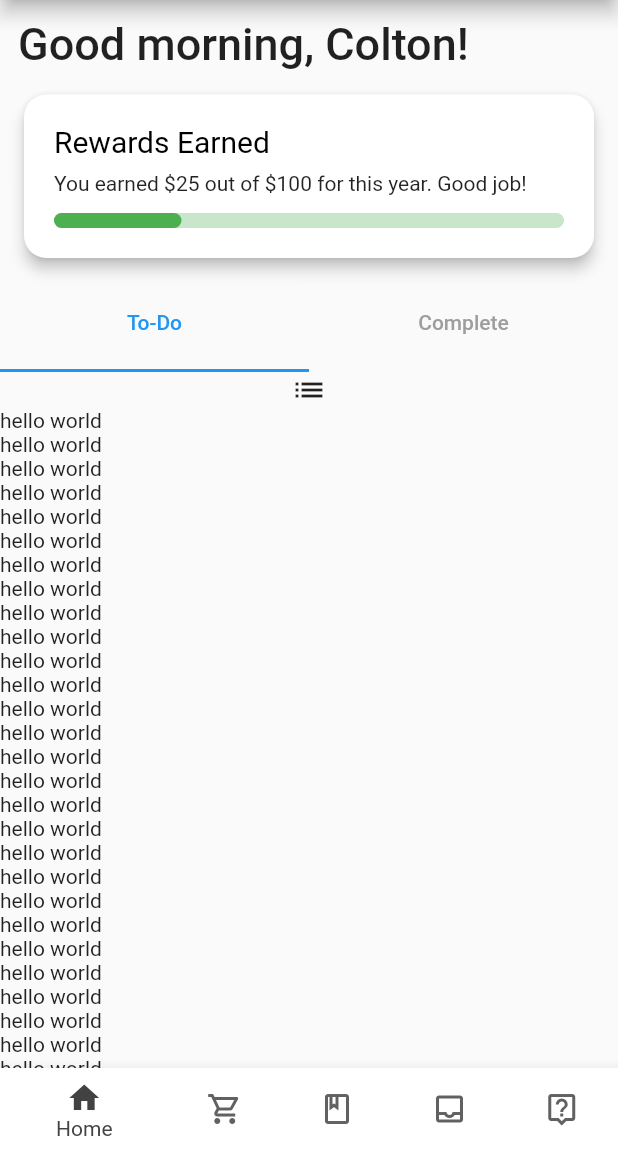
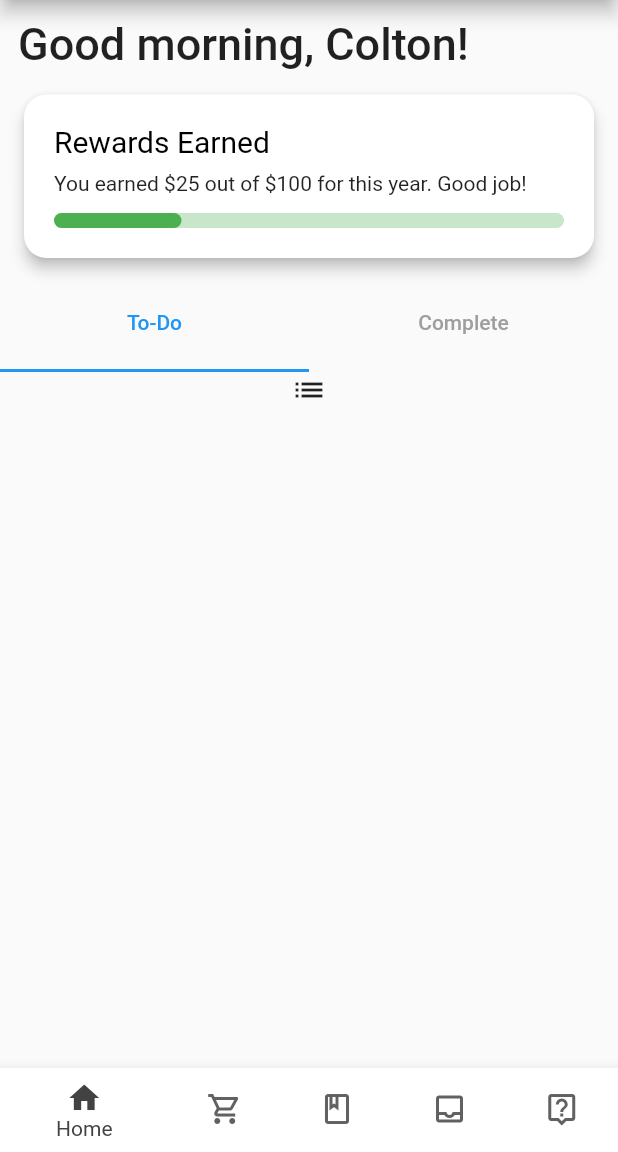
Before and after one commit to coltonwood/Boost, a Flutter app: the screen it shows after launch, on a phone screen of 412 x 824 dp, the part 84-1236 px from its top. Run offline on Flutter 3.47's test engine with Material 2 defaults, Android fonts, the phone set to English and light mode, and no system bars; our stand-ins replace outline_material_icons.

Commit message:
cleanup helloworld's

```diff
--- a/lib/screens/overview/overview-screen.dart
+++ b/lib/screens/overview/overview-screen.dart
@@ -60,39 +60,6 @@ class _OverviewScreenState extends State<OverviewScreen>
               Icon(Icons.list),
               Icon(Icons.check),
             ][_tabController.index],
-            Text('hello world'),
-            Text('hello world'),
-            Text('hello world'),
-            Text('hello world'),
-            Text('hello world'),
-            Text('hello world'),
-            Text('hello world'),
-            Text('hello world'),
-            Text('hello world'),
-            Text('hello world'),
-            Text('hello world'),
-            Text('hello world'),
-            Text('hello world'),
-            Text('hello world'),
-            Text('hello world'),
-            Text('hello world'),
-            Text('hello world'),
-            Text('hello world'),
-            Text('hello world'),
-            Text('hello world'),
-            Text('hello world'),
-            Text('hello world'),
-            Text('hello world'),
-            Text('hello world'),
-            Text('hello world'),
-            Text('hello world'),
-            Text('hello world'),
-            Text('hello world'),
-            Text('hello world'),
-            Text('hello world'),
-            Text('hello world'),
-            Text('hello world'),
-            Text('hello world'),
           ],
         ),
       ),
```
